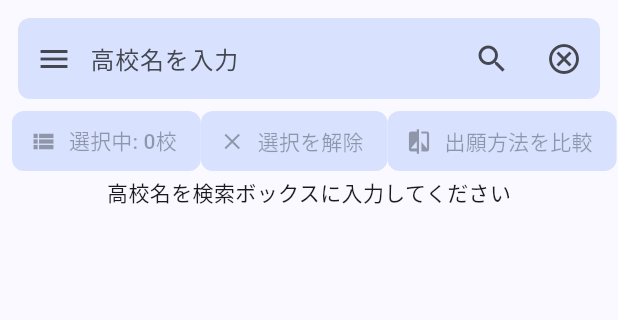
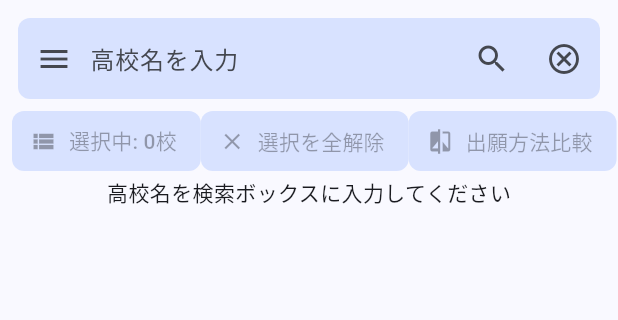
Before and after one commit to aurora1530/schoolApplicationHelper, a Flutter app: the screen it shows after launch, on a phone screen of 412 x 824 dp, the part 84-404 px from its top. Run offline on Flutter 3.47's test engine with Material 3 defaults, Android fonts, the light colour scheme and no system bars.

Commit message:
improve: ボタンのテキストを分かりやすく

```diff
--- a/frontend/lib/widgets/search/search_result.dart
+++ b/frontend/lib/widgets/search/search_result.dart
@@ -225,7 +225,7 @@ class _SearchResultState extends State<SearchResult> {
                     _selectedSchools.clear();
                   });
                 },
-          label: const Text('選択を解除'),
+          label: const Text('選択を全解除'),
         ),
         TextButton.icon(
           icon: const Icon(Icons.compare),
@@ -242,7 +242,7 @@ class _SearchResultState extends State<SearchResult> {
                     ),
                   );
                 },
-          label: const Text('出願方法を比較'),
+          label: const Text('出願方法比較'),
         ),
       ],
     );
```
